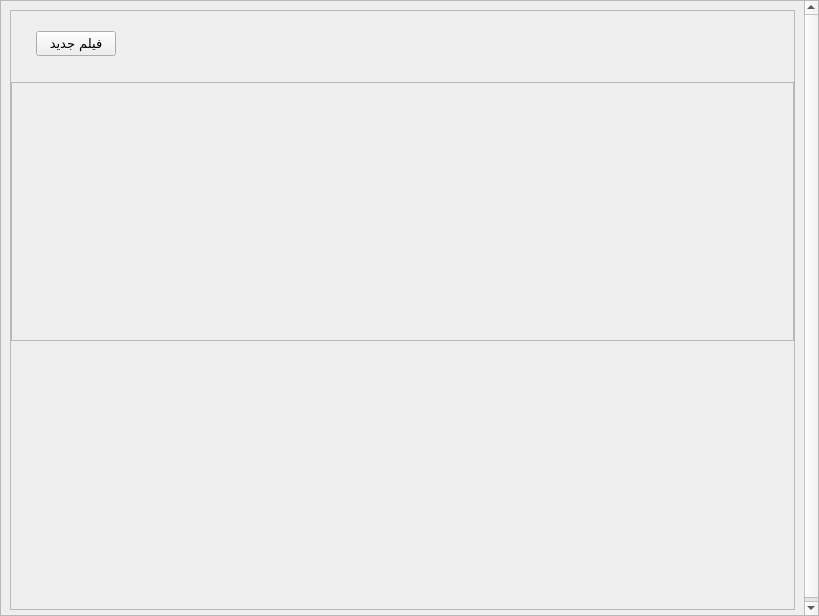
Qt form home.ui (seyedmahdii/cinema_project) before a commit.
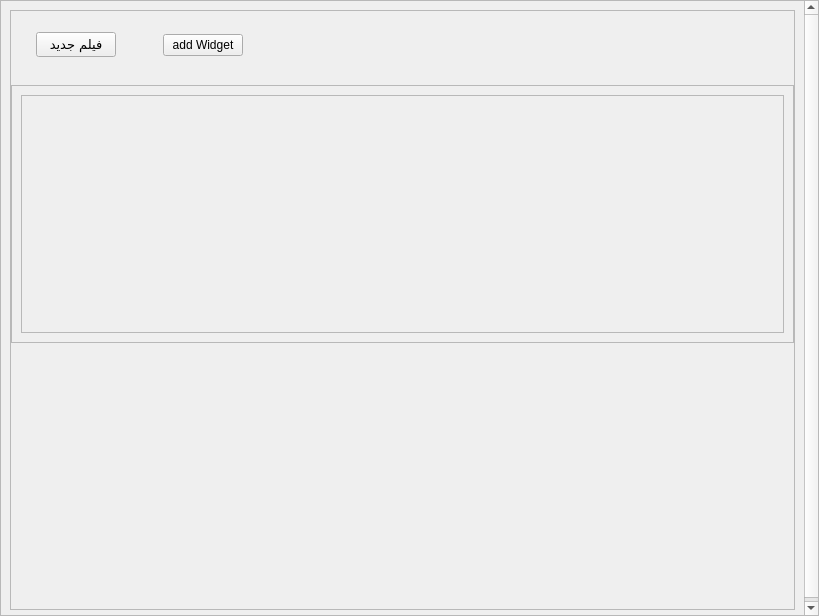
The same form after that commit. Icons and pictures are not drawn.

Commit message: Filling homePage with movies

```diff
--- a/home.ui
+++ b/home.ui
@@ -213,6 +213,13 @@
                     </property>
                    </widget>
                   </item>
+                  <item>
+                   <widget class="QPushButton" name="addWidget">
+                    <property name="text">
+                     <string>add Widget</string>
+                    </property>
+                   </widget>
+                  </item>
                  </layout>
                 </item>
                 <item>
@@ -276,6 +283,33 @@
                 <height>249</height>
                </rect>
               </property>
+              <layout class="QVBoxLayout" name="verticalLayout_4">
+               <item>
+                <widget class="QFrame" name="my_frame">
+                 <property name="frameShape">
+                  <enum>QFrame::StyledPanel</enum>
+                 </property>
+                 <property name="frameShadow">
+                  <enum>QFrame::Raised</enum>
+                 </property>
+                 <layout class="QHBoxLayout" name="horizontalLayout_2">
+                  <item>
+                   <spacer name="horizontalSpacer_2">
+                    <property name="orientation">
+                     <enum>Qt::Horizontal</enum>
+                    </property>
+                    <property name="sizeHint" stdset="0">
+                     <size>
+                      <width>737</width>
+                      <height>20</height>
+                     </size>
+                    </property>
+                   </spacer>
+                  </item>
+                 </layout>
+                </widget>
+               </item>
+              </layout>
              </widget>
             </widget>
            </item>
```
Left out of the diff: 4 changed lines with no effect on the pictures. The commit also changes 16 other files.
